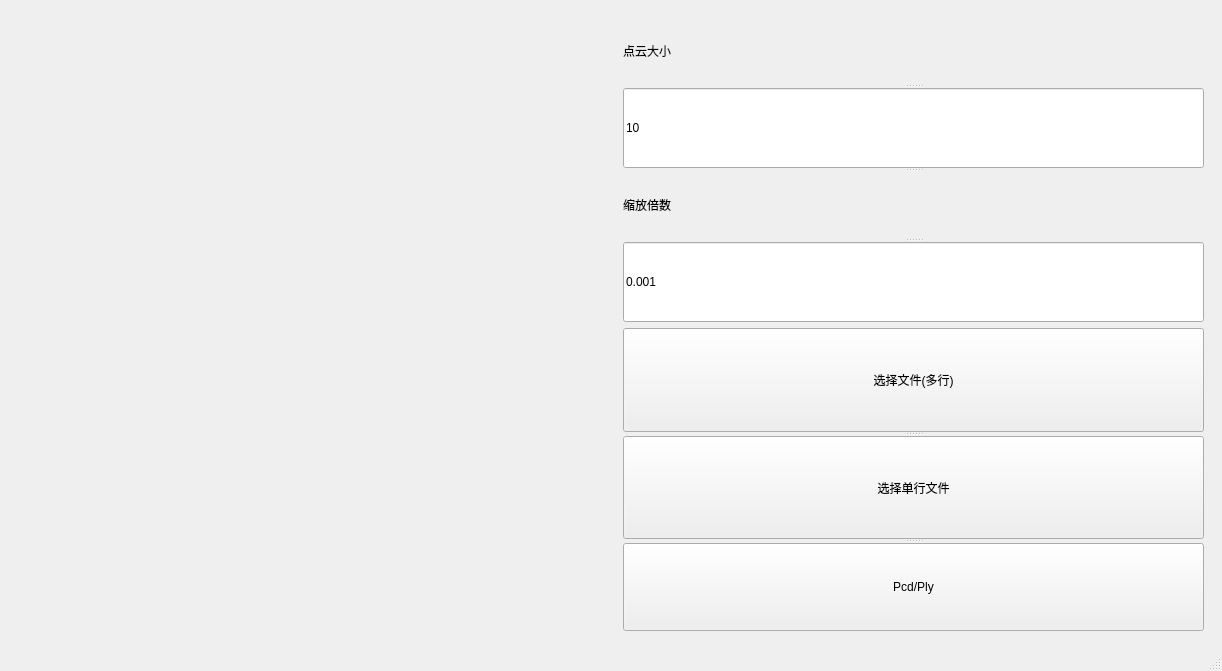
First picture: the form in pclview.ui, repository dezbracaty/Pcl_Viewer, before the edit.
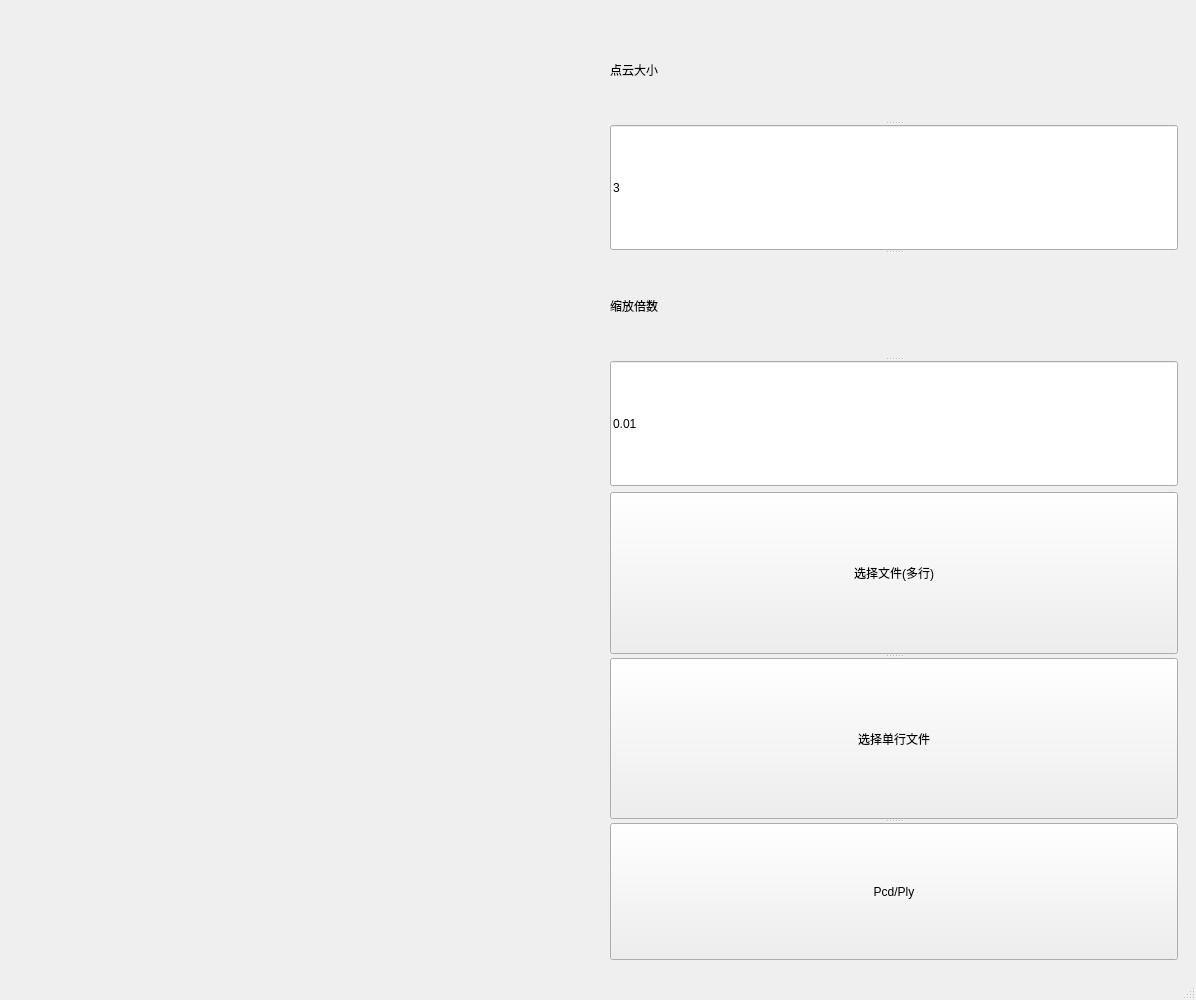
Second picture: the form after the edit. Custom widgets are drawn as their Qt base class.

Commit message: add multi pointcloud support

The edit to the form file:
```diff
--- a/pclview.ui
+++ b/pclview.ui
@@ -6,8 +6,8 @@
    <rect>
     <x>0</x>
     <y>0</y>
-    <width>1222</width>
-    <height>671</height>
+    <width>1196</width>
+    <height>1000</height>
    </rect>
   </property>
   <property name="windowTitle">
@@ -41,7 +41,7 @@
            </widget>
            <widget class="QLineEdit" name="lineEdit_2">
             <property name="text">
-             <string>10</string>
+             <string>3</string>
             </property>
            </widget>
            <widget class="QLabel" name="label">
@@ -51,7 +51,7 @@
            </widget>
            <widget class="QLineEdit" name="lineEdit">
             <property name="text">
-             <string>0.001</string>
+             <string>0.01</string>
             </property>
            </widget>
           </widget>
```
The commit also changes 2 other files.
